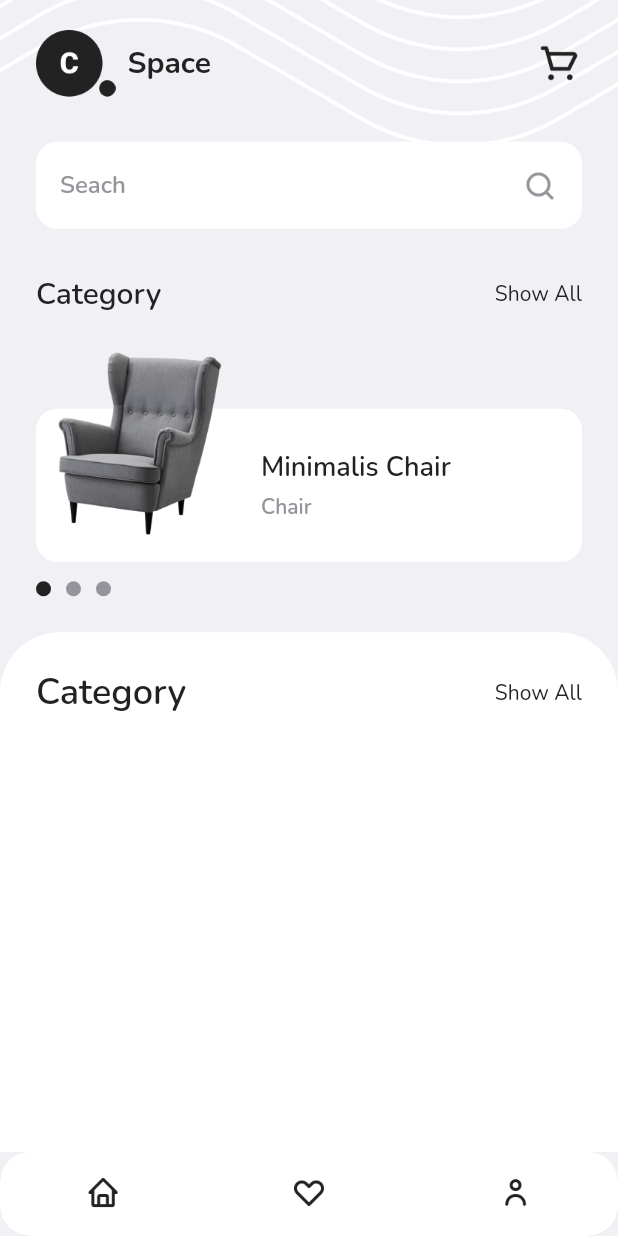
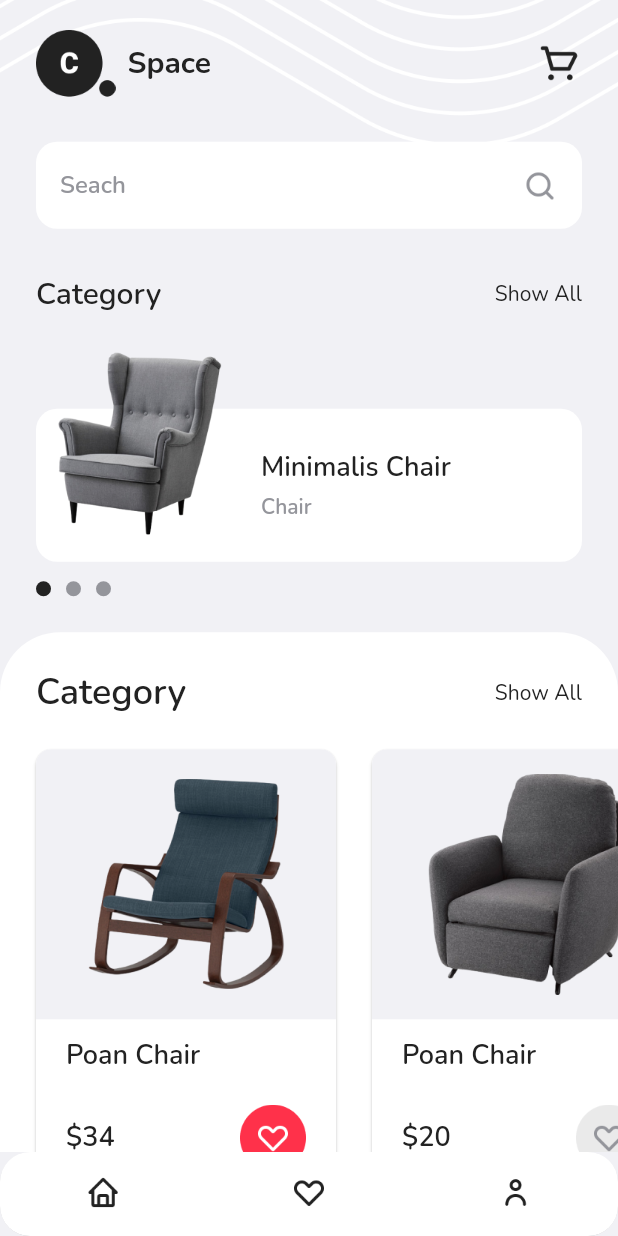
Before and after one commit to khoerodin/flutter-furniture-store-app, a Flutter app: the HomePage screen opened by its route, on a phone screen of 412 x 824 dp. Run offline on Flutter 3.47's test engine with Material 2 defaults, Android fonts, the phone set to English and light mode, and no system bars; drawn by our look-alikes of carousel_slider; our stand-ins replace fluttertoast, google_fonts.

Commit message:
Home Page Part IV - Final

```diff
--- a/lib/pages/home_page.dart
+++ b/lib/pages/home_page.dart
@@ -2,6 +2,7 @@ import 'package:carousel_slider/carousel_slider.dart';
 import 'package:flutter/material.dart';
 import 'package:space/pages/home_category_item.dart';
 import 'package:space/theme.dart';
+import 'package:space/widgets/home_popular_item.dart';
 
 class HomePage extends StatefulWidget {
   const HomePage({super.key});
@@ -258,12 +259,35 @@ class _HomePageState extends State<HomePage> {
                       const SizedBox(
                         height: 16,
                       ),
-                      SizedBox(
-                        height: 300,
-                        child: Row(
-                          children: [],
+                      const SizedBox(
+                        height: 310,
+                        child: SingleChildScrollView(
+                          scrollDirection: Axis.horizontal,
+                          child: Row(
+                            children: [
+                              HomePopularItem(
+                                title: 'Poan Chair',
+                                imageURL: 'assets/image_product_popular1.png',
+                                price: 34,
+                                isWishlist: true,
+                              ),
+                              HomePopularItem(
+                                title: 'Poan Chair',
+                                imageURL: 'assets/image_product_popular2.png',
+                                price: 20,
+                                isWishlist: false,
+                              ),
+                              HomePopularItem(
+                                title: 'Poan Chair',
+                                imageURL: 'assets/image_product_popular3.png',
+                                price: 27,
+                                isWishlist: false,
+                              ),
+                            ],
+                          ),
                         ),
-                      )
+                      ),
+                      const SizedBox(height: 50)
                     ],
                   ),
                 )
--- a/lib/widgets/home_popular_item.dart
+++ b/lib/widgets/home_popular_item.dart
@@ -35,6 +35,50 @@ class HomePopularItem extends StatelessWidget {
                   top: Radius.circular(10),
                 ),
               ),
+              child: Center(
+                child: Image.asset(
+                  imageURL,
+                  width: 160,
+                ),
+              ),
+            ),
+            Container(
+              width: 200,
+              padding: const EdgeInsets.symmetric(
+                horizontal: 20,
+                vertical: 12,
+              ),
+              child: Column(
+                crossAxisAlignment: CrossAxisAlignment.start,
+                children: [
+                  Text(
+                    title,
+                    style: blackTextStyle.copyWith(
+                      fontSize: 18,
+                      fontWeight: semiBold,
+                    ),
+                  ),
+                  const SizedBox(height: 20),
+                  Row(
+                    mainAxisAlignment: MainAxisAlignment.spaceBetween,
+                    children: [
+                      Text(
+                        '\$$price',
+                        style: blackTextStyle.copyWith(
+                          fontSize: 18,
+                          fontWeight: semiBold,
+                        ),
+                      ),
+                      Image.asset(
+                        isWishlist
+                            ? 'assets/button_wishlist_active.png'
+                            : 'assets/button_wishlist.png',
+                        height: 44,
+                      )
+                    ],
+                  )
+                ],
+              ),
             )
           ],
         ),
```
